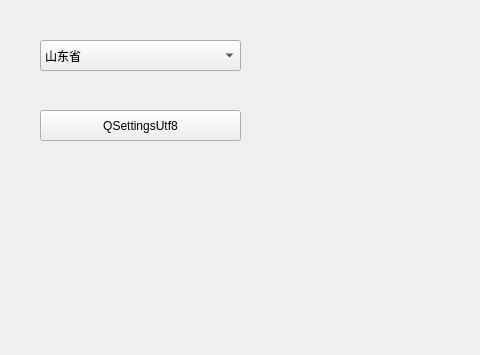
This is mainwindow.ui in ylyanleiyl/QUtils as Qt 5 draws it before an edit; both pictures show x 0 to 480 and y 0 to 355 of the 866 by 597 pixel window. The edited form follows.
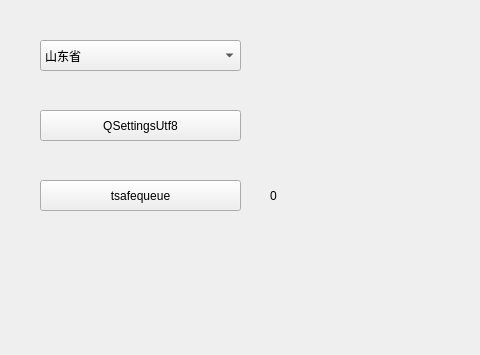
This is the edited form. Custom widgets are drawn as their Qt base class.

Commit message: 增加 TSafeQueue测试

Patch:
```diff
--- a/mainwindow.ui
+++ b/mainwindow.ui
@@ -60,6 +60,32 @@
      <string>QSettingsUtf8</string>
     </property>
    </widget>
+   <widget class="QPushButton" name="pushButtonTSafeQueue">
+    <property name="geometry">
+     <rect>
+      <x>40</x>
+      <y>180</y>
+      <width>201</width>
+      <height>31</height>
+     </rect>
+    </property>
+    <property name="text">
+     <string>tsafequeue</string>
+    </property>
+   </widget>
+   <widget class="QLabel" name="labelTSafeQueue">
+    <property name="geometry">
+     <rect>
+      <x>270</x>
+      <y>190</y>
+      <width>54</width>
+      <height>12</height>
+     </rect>
+    </property>
+    <property name="text">
+     <string>0</string>
+    </property>
+   </widget>
   </widget>
   <widget class="QMenuBar" name="menubar">
    <property name="geometry">
```
The commit also changes 9 other files.
